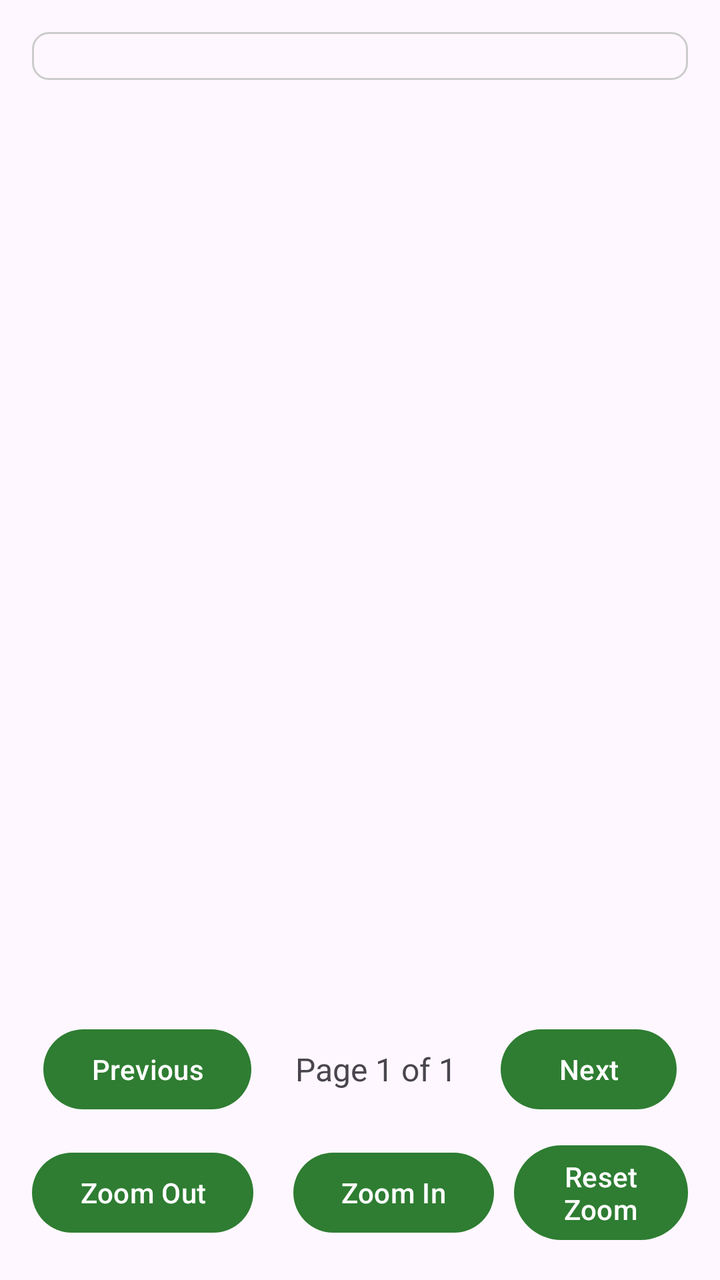
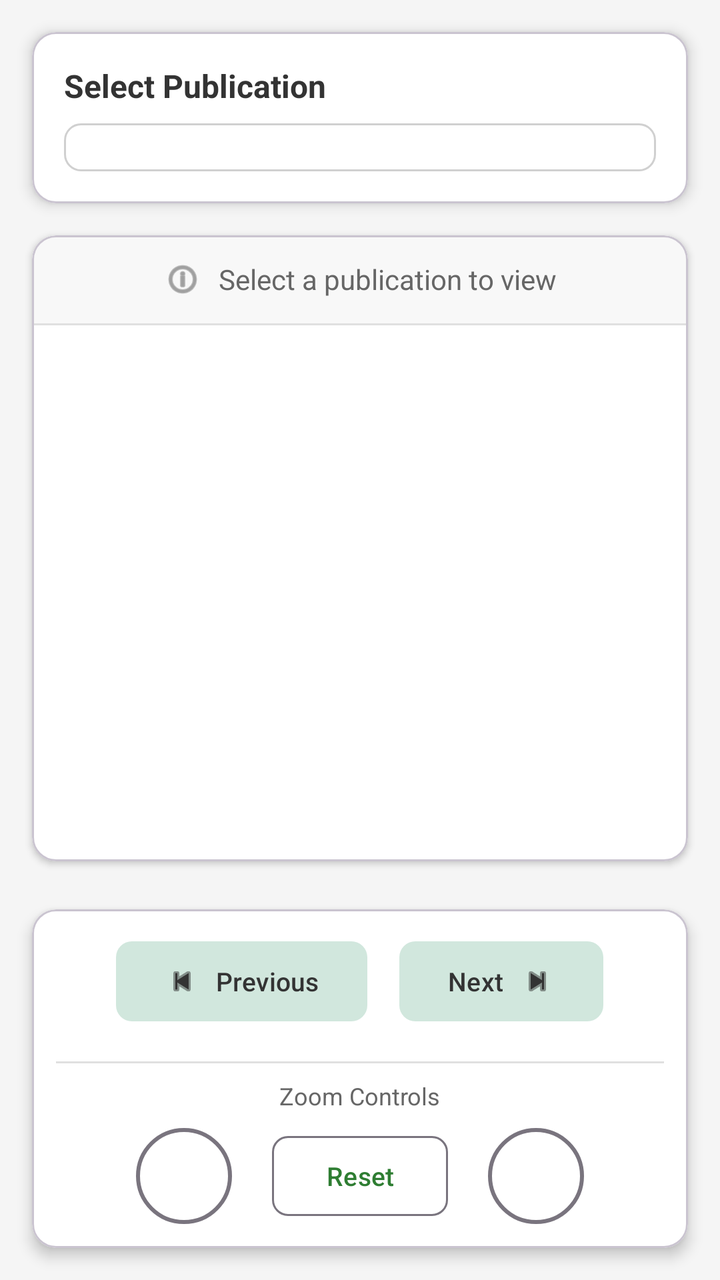

Before-and-after screenshots of an Android layout around one commit, followed by the original layout XML and the change that was made.
<!-- AndroidManifest.xml: application theme Theme.AGRODSS -->
<!-- res/layout/fragment_publication.xml -->
<?xml version="1.0" encoding="utf-8"?>
<LinearLayout xmlns:android="http://schemas.android.com/apk/res/android"
    android:layout_width="match_parent"
    android:layout_height="match_parent"
    android:orientation="vertical"
    android:padding="16dp">

    
    <Spinner
        android:id="@+id/pdfSpinner"
        android:layout_width="match_parent"
        android:layout_height="wrap_content"
        android:padding="12dp"
        android:background="@drawable/spinner_background"
        android:layout_marginBottom="20dp" />

    
    <HorizontalScrollView
        android:id="@+id/horizontalScrollView"
        android:layout_width="match_parent"
        android:layout_height="0dp"
        android:layout_weight="1"
        android:layout_marginBottom="10dp">

        <ScrollView
            android:id="@+id/verticalScrollView"
            android:layout_width="wrap_content"
            android:layout_height="match_parent">

            <ImageView
                android:id="@+id/pdfImageView"
                android:layout_width="wrap_content"
                android:layout_height="wrap_content"
                android:scaleType="centerInside"
                android:adjustViewBounds="true" />

        </ScrollView>

    </HorizontalScrollView>

    
    <LinearLayout
        android:layout_width="match_parent"
        android:layout_height="wrap_content"
        android:orientation="horizontal"
        android:gravity="center"
        android:layout_marginTop="10dp">

        <Button
            android:id="@+id/btnPrev"
            android:layout_width="wrap_content"
            android:layout_height="wrap_content"
            android:text="Previous"
            android:layout_marginEnd="10dp"
            style="@style/Widget.Material3.Button" />

        <TextView
            android:id="@+id/tvPageInfo"
            android:layout_width="wrap_content"
            android:layout_height="wrap_content"
            android:text="Page 1 of 1"
            android:textSize="16sp"
            android:padding="12dp" />

        <Button
            android:id="@+id/btnNext"
            android:layout_width="wrap_content"
            android:layout_height="wrap_content"
            android:text="Next"
            android:layout_marginStart="10dp"
            style="@style/Widget.Material3.Button" />

    </LinearLayout>

    
    <LinearLayout
        android:layout_width="match_parent"
        android:layout_height="wrap_content"
        android:orientation="horizontal"
        android:gravity="center"
        android:layout_marginTop="10dp">

        <Button
            android:id="@+id/btnZoomOut"
            android:layout_width="wrap_content"
            android:layout_height="wrap_content"
            android:text="Zoom Out"
            android:layout_marginEnd="10dp" />

        <Button
            android:id="@+id/btnZoomIn"
            android:layout_width="wrap_content"
            android:layout_height="wrap_content"
            android:text="Zoom In"
            android:layout_marginStart="10dp" />

        <Button
            android:id="@+id/btnResetZoom"
            android:layout_width="wrap_content"
            android:layout_height="wrap_content"
            android:text="Reset Zoom"
            android:layout_marginStart="10dp" />

    </LinearLayout>

</LinearLayout>
<!-- resources referenced by this layout -->
<resources>
  <!-- drawable spinner_background (drawable) -->
  <?xml version="1.0" encoding="utf-8"?>
  <shape xmlns:android="http://schemas.android.com/apk/res/android">
      <solid android:color="@android:color/transparent" />
      <stroke
          android:width="1dp"
          android:color="#CCCCCC" />
      <corners android:radius="8dp" />
  </shape>
  <style name="Theme.AGRODSS" parent="Base.Theme.AGRODSS" />
  <style name="Base.Theme.AGRODSS" parent="Theme.Material3.DayNight.NoActionBar">
          
          <item name="colorPrimary">@color/primary_color</item>
          <item name="colorSecondaryContainer">@color/main_color</item>
          <item name="colorOnSecondaryContainer">@color/nav_item_color</item>
      </style>
  <color name="primary_color">#2E7D32</color>
  <color name="main_color">#D1E7DD</color>
  <color name="nav_item_color">#333333</color>
</resources>

<!-- the commit's change to res/layout/fragment_publication.xml (unified diff, before → after) -->
@@ -1,106 +1,241 @@
 <?xml version="1.0" encoding="utf-8"?>
-<LinearLayout xmlns:android="http://schemas.android.com/apk/res/android"
+<androidx.coordinatorlayout.widget.CoordinatorLayout xmlns:android="http://schemas.android.com/apk/res/android"
+    xmlns:app="http://schemas.android.com/apk/res-auto"
     android:layout_width="match_parent"
     android:layout_height="match_parent"
-    android:orientation="vertical"
-    android:padding="16dp">
-
-    
-    <Spinner
-        android:id="@+id/pdfSpinner"
-        android:layout_width="match_parent"
-        android:layout_height="wrap_content"
-        android:padding="12dp"
-        android:background="@drawable/spinner_background"
-        android:layout_marginBottom="20dp" />
-
-    
-    <HorizontalScrollView
-        android:id="@+id/horizontalScrollView"
-        android:layout_width="match_parent"
-        android:layout_height="0dp"
-        android:layout_weight="1"
-        android:layout_marginBottom="10dp">
-
-        <ScrollView
-            android:id="@+id/verticalScrollView"
-            android:layout_width="wrap_content"
-            android:layout_height="match_parent">
-
-            <ImageView
-                android:id="@+id/pdfImageView"
-                android:layout_width="wrap_content"
-                android:layout_height="wrap_content"
-                android:scaleType="centerInside"
-                android:adjustViewBounds="true" />
-
-        </ScrollView>
-
-    </HorizontalScrollView>
-
-    
+    android:background="#F5F5F5">
+
     <LinearLayout
         android:layout_width="match_parent"
-        android:layout_height="wrap_content"
-        android:orientation="horizontal"
-        android:gravity="center"
-        android:layout_marginTop="10dp">
-
-        <Button
-            android:id="@+id/btnPrev"
-            android:layout_width="wrap_content"
+        android:layout_height="match_parent"
+        android:orientation="vertical">
+
+        
+        <com.google.android.material.card.MaterialCardView
+            android:layout_width="match_parent"
             android:layout_height="wrap_content"
-            android:text="Previous"
-            android:layout_marginEnd="10dp"
-            style="@style/Widget.Material3.Button" />
-
-        <TextView
-            android:id="@+id/tvPageInfo"
-            android:layout_width="wrap_content"
+            android:layout_margin="16dp"
+            app:cardElevation="4dp"
+            app:cardCornerRadius="12dp"
+            app:cardBackgroundColor="@android:color/white">
+
+            <LinearLayout
+                android:layout_width="match_parent"
+                android:layout_height="wrap_content"
+                android:orientation="vertical"
+                android:padding="16dp">
+
+                <TextView
+                    android:layout_width="wrap_content"
+                    android:layout_height="wrap_content"
+                    android:text="Select Publication"
+                    android:textSize="16sp"
+                    android:textStyle="bold"
+                    android:textColor="#333333"
+                    android:layout_marginBottom="8dp" />
+
+                <Spinner
+                    android:id="@+id/pdfSpinner"
+                    android:layout_width="match_parent"
+                    android:layout_height="wrap_content"
+                    android:padding="12dp"
+                    android:background="@drawable/spinner_background"
+                    android:spinnerMode="dropdown" />
+
+            </LinearLayout>
+
+        </com.google.android.material.card.MaterialCardView>
+
+        
+        <com.google.android.material.card.MaterialCardView
+            android:layout_width="match_parent"
+            android:layout_height="0dp"
+            android:layout_weight="1"
+            android:layout_marginStart="16dp"
+            android:layout_marginEnd="16dp"
+            android:layout_marginBottom="8dp"
+            app:cardElevation="2dp"
+            app:cardCornerRadius="12dp"
+            app:cardBackgroundColor="@android:color/white">
+
+            <LinearLayout
+                android:layout_width="match_parent"
+                android:layout_height="match_parent"
+                android:orientation="vertical">
+
+                
+                <LinearLayout
+                    android:layout_width="match_parent"
+                    android:layout_height="wrap_content"
+                    android:background="#F8F8F8"
+                    android:padding="12dp"
+                    android:gravity="center"
+                    android:orientation="horizontal">
+
+                    <ImageView
+                        android:layout_width="20dp"
+                        android:layout_height="20dp"
+                        android:src="@android:drawable/ic_menu_info_details"
+                        android:layout_marginEnd="8dp"
+                        app:tint="#666666" />
+
+                    <TextView
+                        android:id="@+id/tvPageInfo"
+                        android:layout_width="wrap_content"
+                        android:layout_height="wrap_content"
+                        android:text="Select a publication to view"
+                        android:textSize="14sp"
+                        android:textColor="#666666" />
+
+                </LinearLayout>
+
+                <View
+                    android:layout_width="match_parent"
+                    android:layout_height="1dp"
+                    android:background="#E0E0E0" />
+
+                
+                <HorizontalScrollView
+                    android:id="@+id/horizontalScrollView"
+                    android:layout_width="match_parent"
+                    android:layout_height="0dp"
+                    android:layout_weight="1">
+
+                    <ScrollView
+                        android:id="@+id/verticalScrollView"
+                        android:layout_width="wrap_content"
+                        android:layout_height="match_parent"
+                        android:padding="8dp">
+
+                        <ImageView
+                            android:id="@+id/pdfImageView"
+                            android:layout_width="wrap_content"
+                            android:layout_height="wrap_content"
+                            android:scaleType="fitCenter"
+                            android:adjustViewBounds="true"
+                            android:contentDescription="PDF Page View" />
+
+                    </ScrollView>
+
+                </HorizontalScrollView>
+
+            </LinearLayout>
+
+        </com.google.android.material.card.MaterialCardView>
+
+        
+        <com.google.android.material.card.MaterialCardView
+            android:layout_width="match_parent"
             android:layout_height="wrap_content"
-            android:text="Page 1 of 1"
-            android:textSize="16sp"
-            android:padding="12dp" />
-
-        <Button
-            android:id="@+id/btnNext"
-            android:layout_width="wrap_content"
-            android:layout_height="wrap_content"
-            android:text="Next"
-            android:layout_marginStart="10dp"
-            style="@style/Widget.Material3.Button" />
+            android:layout_margin="16dp"
+            app:cardElevation="4dp"
+            app:cardCornerRadius="12dp"
+            app:cardBackgroundColor="@android:color/white">
+
+            <LinearLayout
+                android:layout_width="match_parent"
+                android:layout_height="wrap_content"
+                android:orientation="vertical"
+                android:padding="12dp">
+
+                
+                <LinearLayout
+                    android:layout_width="match_parent"
+                    android:layout_height="wrap_content"
+                    android:orientation="horizontal"
+                    android:gravity="center"
+                    android:layout_marginBottom="8dp">
+
+                    <com.google.android.material.button.MaterialButton
+                        android:id="@+id/btnPrev"
+                        android:layout_width="wrap_content"
+                        android:layout_height="48dp"
+                        android:text="Previous"
+                        android:textSize="13sp"
+                        app:icon="@android:drawable/ic_media_previous"
+                        app:iconGravity="start"
+                        app:cornerRadius="8dp"
+                        style="@style/Widget.Material3.Button.TonalButton"
+                        android:layout_marginEnd="8dp" />
+
+                    <com.google.android.material.button.MaterialButton
+                        android:id="@+id/btnNext"
+                        android:layout_width="wrap_content"
+                        android:layout_height="48dp"
+                        android:text="Next"
+                        android:textSize="13sp"
+                        app:icon="@android:drawable/ic_media_next"
+                        app:iconGravity="end"
+                        app:cornerRadius="8dp"
+                        style="@style/Widget.Material3.Button.TonalButton"
+                        android:layout_marginStart="8dp" />
+
+                </LinearLayout>
+
+                <View
+                    android:layout_width="match_parent"
+                    android:layout_height="1dp"
+                    android:background="#E0E0E0"
+                    android:layout_marginVertical="8dp" />
+
+                
+                <TextView
+                    android:layout_width="wrap_content"
+                    android:layout_height="wrap_content"
+                    android:text="Zoom Controls"
+                    android:textSize="12sp"
+                    android:textColor="#666666"
+                    android:layout_marginBottom="8dp"
+                    android:layout_gravity="center" />
+
+                <LinearLayout
+                    android:layout_width="match_parent"
+                    android:layout_height="wrap_content"
+                    android:orientation="horizontal"
+                    android:gravity="center">
+
+                    <com.google.android.material.button.MaterialButton
+                        android:id="@+id/btnZoomOut"
+                        android:layout_width="48dp"
+                        android:layout_height="48dp"
+                        android:text="-"
+                        android:textSize="20sp"
+                        app:cornerRadius="24dp"
+                        style="@style/Widget.Material3.Button.OutlinedButton"
+                        android:layout_marginEnd="12dp"
+                        app:strokeWidth="2dp"
+                        android:insetTop="0dp"
+                        android:insetBottom="0dp" />
+
+                    <com.google.android.material.button.MaterialButton
+                        android:id="@+id/btnResetZoom"
+                        android:layout_width="wrap_content"
+                        android:layout_height="48dp"
+                        android:text="Reset"
+                        android:textSize="13sp"
+                        app:cornerRadius="8dp"
+                        style="@style/Widget.Material3.Button.OutlinedButton"
+                        android:layout_marginHorizontal="8dp" />
+
+                    <com.google.android.material.button.MaterialButton
+                        android:id="@+id/btnZoomIn"
+                        android:layout_width="48dp"
+                        android:layout_height="48dp"
+                        android:text="+"
+                        android:textSize="20sp"
+                        app:cornerRadius="24dp"
+                        style="@style/Widget.Material3.Button.OutlinedButton"
+                        android:layout_marginStart="12dp"
+                        app:strokeWidth="2dp"
+                        android:insetTop="0dp"
+                        android:insetBottom="0dp" />
+
+                </LinearLayout>
+
+            </LinearLayout>
+
+        </com.google.android.material.card.MaterialCardView>
 
     </LinearLayout>
 
-    
-    <LinearLayout
-        android:layout_width="match_parent"
-        android:layout_height="wrap_content"
-        android:orientation="horizontal"
-        android:gravity="center"
-        android:layout_marginTop="10dp">
-
-        <Button
-            android:id="@+id/btnZoomOut"
-            android:layout_width="wrap_content"
-            android:layout_height="wrap_content"
-            android:text="Zoom Out"
-            android:layout_marginEnd="10dp" />
-
-        <Button
-            android:id="@+id/btnZoomIn"
-            android:layout_width="wrap_content"
-            android:layout_height="wrap_content"
-            android:text="Zoom In"
-            android:layout_marginStart="10dp" />
-
-        <Button
-            android:id="@+id/btnResetZoom"
-            android:layout_width="wrap_content"
-            android:layout_height="wrap_content"
-            android:text="Reset Zoom"
-            android:layout_marginStart="10dp" />
-
-    </LinearLayout>
-
-</LinearLayout>
+</androidx.coordinatorlayout.widget.CoordinatorLayout>
<!-- resource entries referenced after the edit -->
@@ -3,11 +3,16 @@
   <!-- drawable spinner_background (drawable) -->
   <?xml version="1.0" encoding="utf-8"?>
   <shape xmlns:android="http://schemas.android.com/apk/res/android">
-      <solid android:color="@android:color/transparent" />
+      <solid android:color="#FFFFFF" />
+      <corners android:radius="8dp" />
       <stroke
           android:width="1dp"
-          android:color="#CCCCCC" />
-      <corners android:radius="8dp" />
+          android:color="#D0D0D0" />
+      <padding
+          android:left="12dp"
+          android:top="12dp"
+          android:right="12dp"
+          android:bottom="12dp" />
   </shape>
   <style name="Theme.AGRODSS" parent="Base.Theme.AGRODSS" />
   <style name="Base.Theme.AGRODSS" parent="Theme.Material3.DayNight.NoActionBar">
